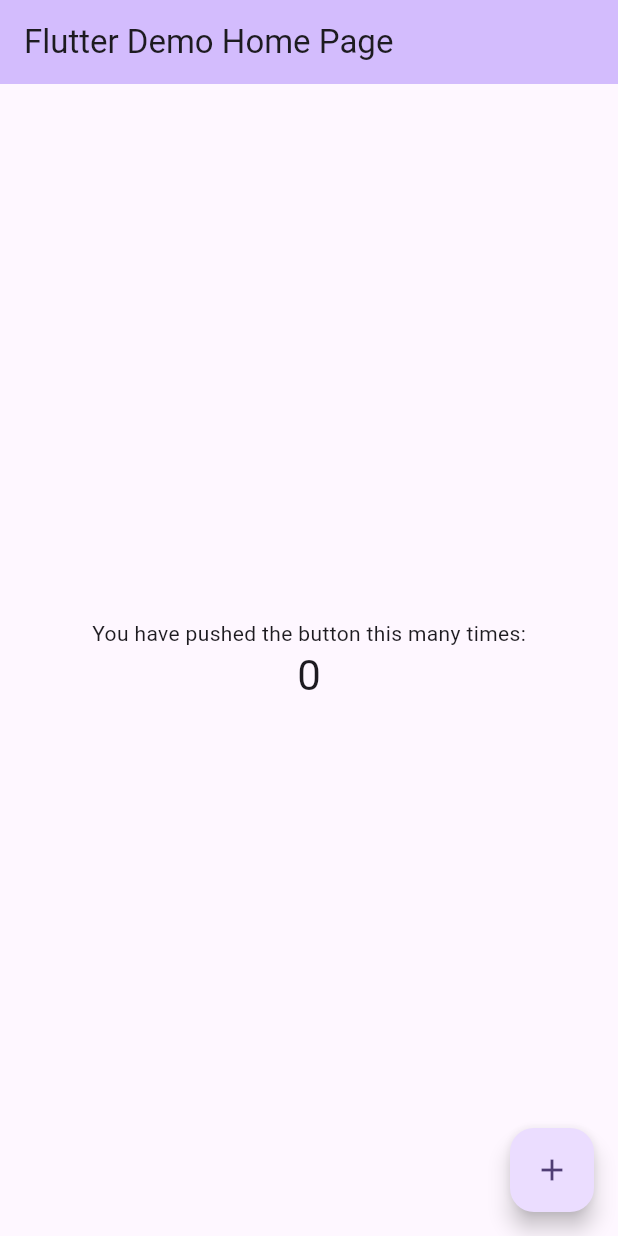
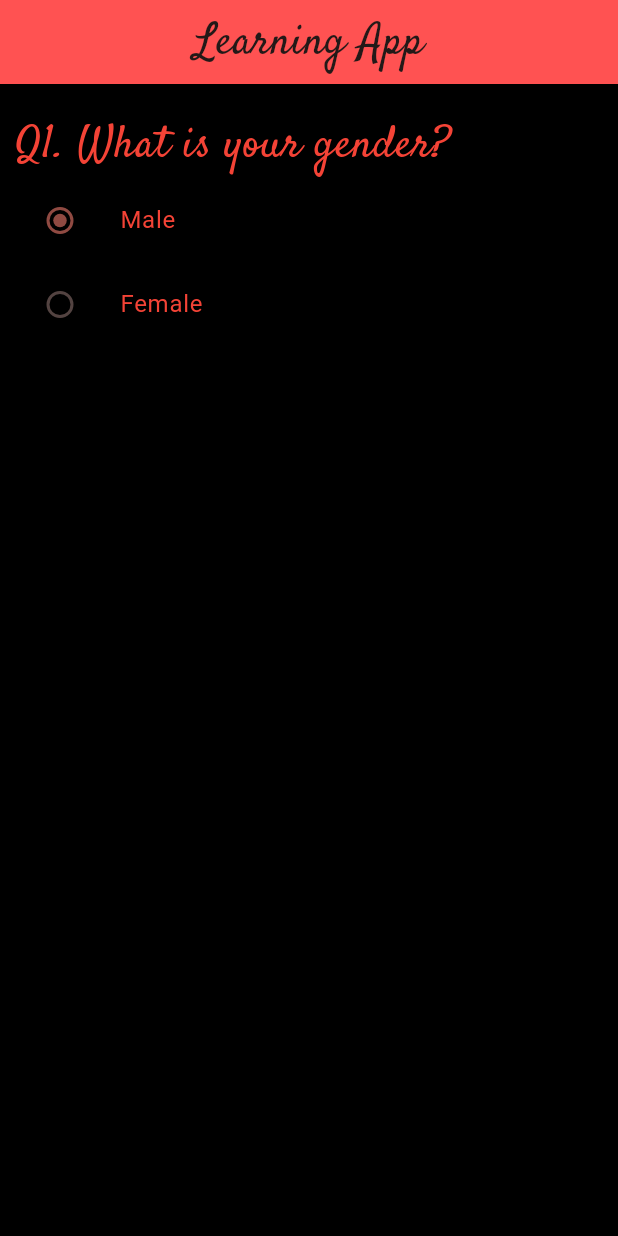
Before and after one commit to Jerin-004/AppDevelopment, a Flutter app: the screen it shows after launch, on a phone screen of 412 x 824 dp. Run offline on Flutter 3.47's test engine with Material 2 defaults, Android fonts, the phone set to English and light mode, and no system bars.

Commit message:
just practising

```diff
--- a/new_app/lib/main.dart
+++ b/new_app/lib/main.dart
@@ -1,4 +1,5 @@
 import 'package:flutter/material.dart';
+import 'package:flutter/services.dart';
 
 void main() {
   runApp(const MyApp());
@@ -28,10 +29,10 @@ class MyApp extends StatelessWidget {
         //
         // This works for code too, not just values: Most code changes can be
         // tested with just a hot reload.
-        colorScheme: ColorScheme.fromSeed(seedColor: Colors.deepPurple),
+        colorScheme: ColorScheme.fromSeed(seedColor: Colors.red),
         useMaterial3: true,
       ),
-      home: const MyHomePage(title: 'Flutter Demo Home Page'),
+      home: const MyHomePage(title: 'Learning App'),
     );
   }
 }
@@ -39,14 +40,6 @@ class MyApp extends StatelessWidget {
 class MyHomePage extends StatefulWidget {
   const MyHomePage({super.key, required this.title});
 
-  // This widget is the home page of your application. It is stateful, meaning
-  // that it has a State object (defined below) that contains fields that affect
-  // how it looks.
-
-  // This class is the configuration for the state. It holds the values (in this
-  // case the title) provided by the parent (in this case the App widget) and
-  // used by the build method of the State. Fields in a Widget subclass are
-  // always marked "final".
 
   final String title;
 
@@ -54,72 +47,92 @@ class MyHomePage extends StatefulWidget {
   State<MyHomePage> createState() => _MyHomePageState();
 }
 
+enum Gender {male,female}
+Gender? _gender = Gender.male;
+
 class _MyHomePageState extends State<MyHomePage> {
-  int _counter = 0;
 
-  void _incrementCounter() {
-    setState(() {
-      // This call to setState tells the Flutter framework that something has
-      // changed in this State, which causes it to rerun the build method below
-      // so that the display can reflect the updated values. If we changed
-      // _counter without calling setState(), then the build method would not be
-      // called again, and so nothing would appear to happen.
-      _counter++;
-    });
-  }
+
 
   @override
   Widget build(BuildContext context) {
-    // This method is rerun every time setState is called, for instance as done
-    // by the _incrementCounter method above.
-    //
-    // The Flutter framework has been optimized to make rerunning build methods
-    // fast, so that you can just rebuild anything that needs updating rather
-    // than having to individually change instances of widgets.
+
     return Scaffold(
       appBar: AppBar(
-        // TRY THIS: Try changing the color here to a specific color (to
-        // Colors.amber, perhaps?) and trigger a hot reload to see the AppBar
-        // change color while the other colors stay the same.
-        backgroundColor: Theme.of(context).colorScheme.inversePrimary,
-        // Here we take the value from the MyHomePage object that was created by
-        // the App.build method, and use it to set our appbar title.
-        title: Text(widget.title),
-      ),
-      body: Center(
-        // Center is a layout widget. It takes a single child and positions it
-        // in the middle of the parent.
-        child: Column(
-          // Column is also a layout widget. It takes a list of children and
-          // arranges them vertically. By default, it sizes itself to fit its
-          // children horizontally, and tries to be as tall as its parent.
-          //
-          // Column has various properties to control how it sizes itself and
-          // how it positions its children. Here we use mainAxisAlignment to
-          // center the children vertically; the main axis here is the vertical
-          // axis because Columns are vertical (the cross axis would be
-          // horizontal).
-          //
-          // TRY THIS: Invoke "debug painting" (choose the "Toggle Debug Paint"
-          // action in the IDE, or press "p" in the console), to see the
-          // wireframe for each widget.
-          mainAxisAlignment: MainAxisAlignment.center,
-          children: <Widget>[
-            const Text(
-              'You have pushed the button this many times:',
+        title: Center(
+            child: Text(widget.title,
+            style: const TextStyle(
+              fontFamily: "Satisfy",
+              fontSize: 30
             ),
-            Text(
-              '$_counter',
-              style: Theme.of(context).textTheme.headlineMedium,
-            ),
-          ],
+            )
+        ),
+        backgroundColor: Colors.redAccent,
+        systemOverlayStyle: const SystemUiOverlayStyle(
+            statusBarColor: Colors.black,
+            statusBarIconBrightness: Brightness.light
         ),
       ),
-      floatingActionButton: FloatingActionButton(
-        onPressed: _incrementCounter,
-        tooltip: 'Increment',
-        child: const Icon(Icons.add),
-      ), // This trailing comma makes auto-formatting nicer for build methods.
+      body: SafeArea(
+        child: Container(
+          color: Colors.black,
+          child: Column(
+            children: [
+              const Padding(
+                padding: EdgeInsets.only(top:20.0,left:10.0),
+                child: Align(
+                  alignment: Alignment.topLeft,
+                  child: Text(
+                    "Q1. What is your gender? ",
+                    style: TextStyle(
+                      fontSize: 30,
+                      fontFamily: "Satisfy",
+                      color: Colors.red
+                    ),
+
+                  ),
+                ),
+              ),
+              ListTile(
+                title: const Text(
+                    "Male",
+                    style: TextStyle(
+                      color: Colors.red
+                    ),
+                ),
+                leading: Radio<Gender>(
+                  value: Gender.male,
+                  groupValue: _gender,
+                  onChanged: (Gender? value) {
+                    setState(() {
+                      _gender = value;
+                      print("Male");
+                    });
+                  },
+                )
+              ),
+              ListTile(
+                title: const Text(
+                    "Female",
+                    style: TextStyle(
+                      color: Colors.red
+                  ),
+                ),
+                leading: Radio<Gender>(
+                  value: Gender.female,
+                  groupValue: _gender,
+                  onChanged: (Gender? value) {
+                    setState(() {
+                      _gender = value;
+                      print("Female");
+                    });
+                  },
+                )
+              ),
+            ],
+          ),
+        ),
+      ),
     );
   }
 }
--- a/new_app/pubspec.yaml
+++ b/new_app/pubspec.yaml
@@ -58,6 +58,11 @@ flutter:
   # the material Icons class.
   uses-material-design: true
 
+  fonts:
+    - family: Satisfy
+      fonts:
+        - asset: Assets/fonts/Satisfy-Regular.ttf
+
   # To add assets to your application, add an assets section, like this:
   # assets:
   #   - images/a_dot_burr.jpeg
```
Also changed, not shown: new_app/Assets/fonts/Satisfy-Regular.ttf (added).
